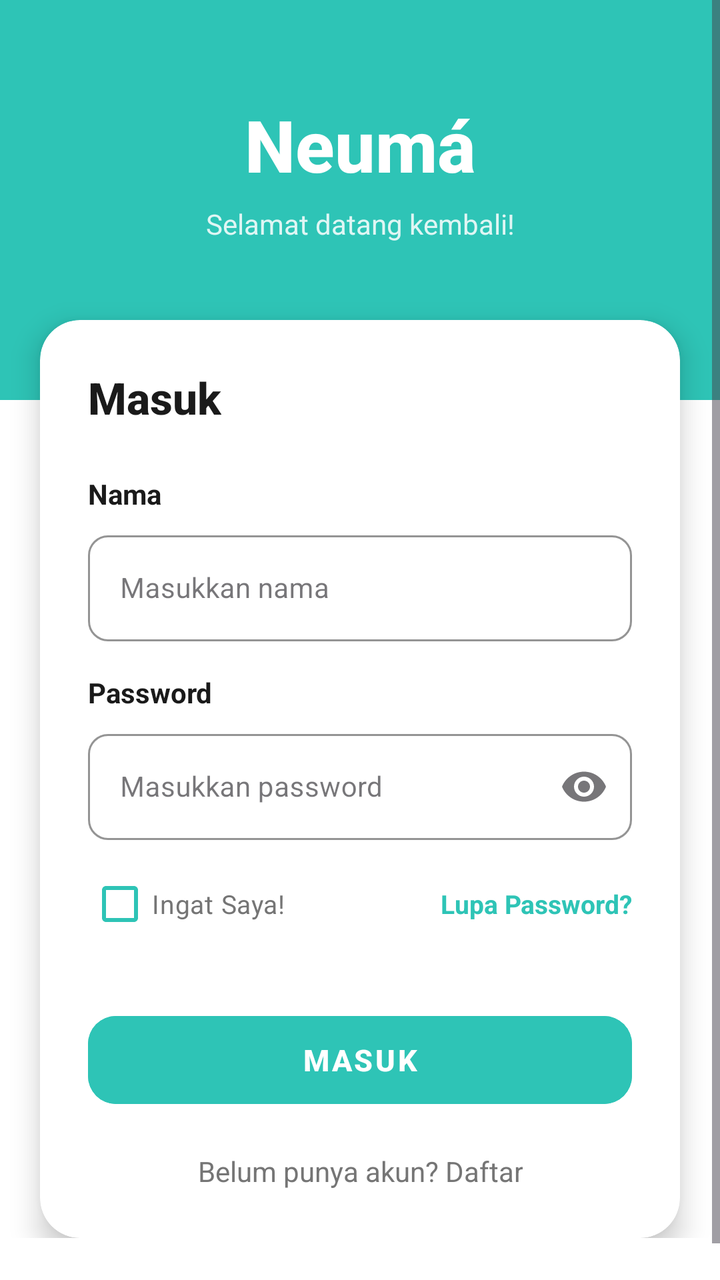
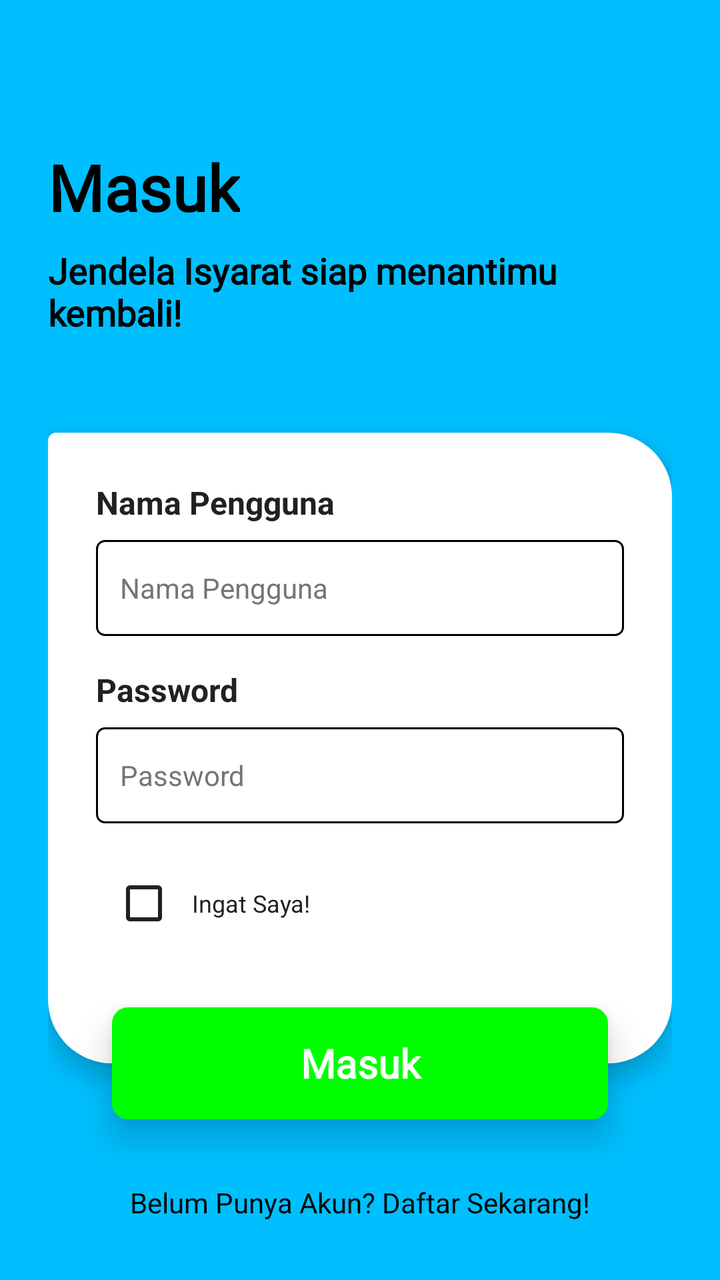

The first picture is an Android layout as it rendered before a commit; the second is the same layout after the commit. The layout source and the unified diff follow.
<!-- AndroidManifest.xml: activity theme Theme.Neuma -->
<!-- res/layout/activity_login.xml -->
<?xml version="1.0" encoding="utf-8"?>
<ScrollView
    xmlns:android="http://schemas.android.com/apk/res/android"
    xmlns:app="http://schemas.android.com/apk/res-auto"
    android:layout_width="match_parent"
    android:layout_height="match_parent"
    android:background="@color/background_white"
    android:fillViewport="true">

    <androidx.constraintlayout.widget.ConstraintLayout
        android:id="@+id/login_root"
        android:layout_width="match_parent"
        android:layout_height="wrap_content"
        android:paddingBottom="40dp">

        
        <View
            android:id="@+id/view_header_bg"
            android:layout_width="0dp"
            android:layout_height="200dp"
            android:background="@color/primary"
            app:layout_constraintTop_toTopOf="parent"
            app:layout_constraintStart_toStartOf="parent"
            app:layout_constraintEnd_toEndOf="parent" />

        
        <TextView
            android:id="@+id/tv_logo"
            android:layout_width="wrap_content"
            android:layout_height="wrap_content"
            android:text="Neumá"
            android:textColor="@color/text_white"
            android:textSize="36sp"
            android:textStyle="bold"
            android:fontFamily="sans-serif-medium"
            android:layout_marginTop="48dp"
            app:layout_constraintTop_toTopOf="parent"
            app:layout_constraintStart_toStartOf="parent"
            app:layout_constraintEnd_toEndOf="parent" />

        
        <TextView
            android:id="@+id/tv_header_subtitle"
            android:layout_width="wrap_content"
            android:layout_height="wrap_content"
            android:text="Selamat datang kembali!"
            android:textColor="@color/text_white"
            android:textSize="14sp"
            android:alpha="0.85"
            android:layout_marginTop="6dp"
            app:layout_constraintTop_toBottomOf="@id/tv_logo"
            app:layout_constraintStart_toStartOf="parent"
            app:layout_constraintEnd_toEndOf="parent" />

        
        <androidx.cardview.widget.CardView
            android:id="@+id/card_login_form"
            android:layout_width="0dp"
            android:layout_height="wrap_content"
            app:cardCornerRadius="20dp"
            app:cardElevation="8dp"
            app:cardBackgroundColor="@color/card_background"
            android:layout_marginTop="160dp"
            android:layout_marginStart="20dp"
            android:layout_marginEnd="20dp"
            app:layout_constraintTop_toTopOf="parent"
            app:layout_constraintStart_toStartOf="parent"
            app:layout_constraintEnd_toEndOf="parent">

            <LinearLayout
                android:layout_width="match_parent"
                android:layout_height="wrap_content"
                android:orientation="vertical"
                android:padding="24dp">

                
                <TextView
                    android:id="@+id/tv_login_title"
                    android:layout_width="wrap_content"
                    android:layout_height="wrap_content"
                    android:text="Masuk"
                    android:textColor="@color/text_primary"
                    android:textSize="22sp"
                    android:textStyle="bold"
                    android:fontFamily="sans-serif-medium"
                    android:layout_marginBottom="24dp" />

                
                <TextView
                    android:id="@+id/tv_email_label"
                    android:layout_width="wrap_content"
                    android:layout_height="wrap_content"
                    android:text="Nama"
                    android:textColor="@color/text_primary"
                    android:textSize="14sp"
                    android:textStyle="bold"
                    android:layout_marginBottom="6dp" />

                
                <com.google.android.material.textfield.TextInputLayout
                    android:id="@+id/til_email"
                    android:layout_width="match_parent"
                    android:layout_height="wrap_content"
                    style="@style/Widget.MaterialComponents.TextInputLayout.OutlinedBox"
                    app:boxCornerRadiusTopStart="10dp"
                    app:boxCornerRadiusTopEnd="10dp"
                    app:boxCornerRadiusBottomStart="10dp"
                    app:boxCornerRadiusBottomEnd="10dp"
                    app:boxStrokeColor="@color/input_border"
                    android:layout_marginBottom="16dp">

                    <com.google.android.material.textfield.TextInputEditText
                        android:id="@+id/et_email"
                        android:layout_width="match_parent"
                        android:layout_height="wrap_content"
                        android:hint="Masukkan nama"
                        android:textSize="14sp"
                        android:inputType="textEmailAddress"
                        android:textColor="@color/text_primary"
                        android:textColorHint="@color/text_hint" />

                </com.google.android.material.textfield.TextInputLayout>

                
                <TextView
                    android:id="@+id/tv_password_label"
                    android:layout_width="wrap_content"
                    android:layout_height="wrap_content"
                    android:text="Password"
                    android:textColor="@color/text_primary"
                    android:textSize="14sp"
                    android:textStyle="bold"
                    android:layout_marginBottom="6dp" />

                
                <com.google.android.material.textfield.TextInputLayout
                    android:id="@+id/til_password"
                    android:layout_width="match_parent"
                    android:layout_height="wrap_content"
                    style="@style/Widget.MaterialComponents.TextInputLayout.OutlinedBox"
                    app:boxCornerRadiusTopStart="10dp"
                    app:boxCornerRadiusTopEnd="10dp"
                    app:boxCornerRadiusBottomStart="10dp"
                    app:boxCornerRadiusBottomEnd="10dp"
                    app:boxStrokeColor="@color/input_border"
                    app:endIconMode="password_toggle"
                    android:layout_marginBottom="8dp">

                    <com.google.android.material.textfield.TextInputEditText
                        android:id="@+id/et_password"
                        android:layout_width="match_parent"
                        android:layout_height="wrap_content"
                        android:hint="Masukkan password"
                        android:textSize="14sp"
                        android:inputType="textPassword"
                        android:textColor="@color/text_primary"
                        android:textColorHint="@color/text_hint" />

                </com.google.android.material.textfield.TextInputLayout>

                
                <LinearLayout
                    android:layout_width="match_parent"
                    android:layout_height="wrap_content"
                    android:orientation="horizontal"
                    android:gravity="center_vertical"
                    android:layout_marginBottom="28dp">

                    <CheckBox
                        android:id="@+id/cb_remember_me"
                        android:layout_width="wrap_content"
                        android:layout_height="wrap_content"
                        android:text="Ingat Saya!"
                        android:textSize="13sp"
                        android:textColor="@color/text_secondary"
                        android:buttonTint="@color/primary"
                        android:layout_weight="1" />

                    <TextView
                        android:id="@+id/tv_forgot_password"
                        android:layout_width="wrap_content"
                        android:layout_height="wrap_content"
                        android:text="Lupa Password?"
                        android:textSize="13sp"
                        android:textColor="@color/primary"
                        android:textStyle="bold" />

                </LinearLayout>

                
                <Button
                    android:id="@+id/btn_masuk"
                    android:layout_width="match_parent"
                    android:layout_height="52dp"
                    android:text="MASUK"
                    android:textColor="@color/text_white"
                    android:textSize="15sp"
                    android:textStyle="bold"
                    android:letterSpacing="0.08"
                    android:backgroundTint="@color/primary"
                    android:layout_marginBottom="20dp"
                    app:cornerRadius="14dp" />

                
                <TextView
                    android:id="@+id/tv_register_link"
                    android:layout_width="wrap_content"
                    android:layout_height="wrap_content"
                    android:text="Belum punya akun? Daftar"
                    android:textSize="14sp"
                    android:textColor="@color/text_secondary"
                    android:gravity="center"
                    android:layout_gravity="center_horizontal" />

            </LinearLayout>

        </androidx.cardview.widget.CardView>

    </androidx.constraintlayout.widget.ConstraintLayout>

</ScrollView>
<!-- resources referenced by this layout -->
<resources>
  <color name="background_white">#FFFFFFFF</color>
  <color name="card_background">#FFFFFFFF</color>
  <color name="input_border">#E0E0E0</color>
  <color name="primary">#2EC4B6</color>
  <color name="text_hint">#BDBDBD</color>
  <color name="text_primary">#1A1A1A</color>
  <color name="text_secondary">#757575</color>
  <color name="text_white">#FFFFFFFF</color>
  <style name="Theme.Neuma" parent="Base.Theme.Neuma" />
  <style name="Base.Theme.Neuma" parent="Theme.Material3.DayNight.NoActionBar">
          
          
      </style>
</resources>

<!-- the commit's change to res/layout/activity_login.xml (unified diff, before → after) -->
@@ -1,221 +1,157 @@
 <?xml version="1.0" encoding="utf-8"?>
-<ScrollView
+<androidx.constraintlayout.widget.ConstraintLayout
     xmlns:android="http://schemas.android.com/apk/res/android"
     xmlns:app="http://schemas.android.com/apk/res-auto"
+    xmlns:tools="http://schemas.android.com/tools"
     android:layout_width="match_parent"
     android:layout_height="match_parent"
-    android:background="@color/background_white"
-    android:fillViewport="true">
+    android:background="@color/primary_blue"
+    android:padding="24dp"
+    tools:context=".LoginActivity">
 
-    <androidx.constraintlayout.widget.ConstraintLayout
-        android:id="@+id/login_root"
-        android:layout_width="match_parent"
+    <TextView
+        android:id="@+id/textViewJudulMasuk"
+        android:layout_width="wrap_content"
         android:layout_height="wrap_content"
-        android:paddingBottom="40dp">
+        android:layout_marginTop="48dp"
+        android:fontFamily="@font/poppins_bold"
+        android:text="Masuk"
+        android:textColor="@color/black"
+        android:textSize="32sp"
+        android:textStyle="bold"
+        app:layout_constraintStart_toStartOf="parent"
+        app:layout_constraintTop_toTopOf="parent" />
 
-        
-        <View
-            android:id="@+id/view_header_bg"
-            android:layout_width="0dp"
-            android:layout_height="200dp"
-            android:background="@color/primary"
-            app:layout_constraintTop_toTopOf="parent"
-            app:layout_constraintStart_toStartOf="parent"
-            app:layout_constraintEnd_toEndOf="parent" />
+    <TextView
+        android:id="@+id/textViewSubJudul"
+        android:layout_width="0dp"
+        android:layout_height="wrap_content"
+        android:layout_marginTop="8dp"
+        android:fontFamily="@font/poppins"
+        android:text="Jendela Isyarat siap menantimu kembali!"
+        android:textColor="@color/black"
+        android:textSize="18sp"
+        android:textStyle="bold"
+        app:layout_constraintEnd_toEndOf="parent"
+        app:layout_constraintStart_toStartOf="parent"
+        app:layout_constraintTop_toBottomOf="@id/textViewJudulMasuk" />
 
-        
+    <LinearLayout
+        android:id="@+id/cardViewInput"
+        android:layout_width="0dp"
+        android:layout_height="wrap_content"
+        android:layout_marginTop="48dp"
+        android:background="@drawable/card_view"
+        android:elevation="8dp"
+        android:orientation="vertical"
+        android:padding="24dp"
+        app:layout_constraintEnd_toEndOf="parent"
+        app:layout_constraintStart_toStartOf="parent"
+        app:layout_constraintTop_toBottomOf="@id/textViewSubJudul">
+
         <TextView
-            android:id="@+id/tv_logo"
             android:layout_width="wrap_content"
             android:layout_height="wrap_content"
-            android:text="Neumá"
-            android:textColor="@color/text_white"
-            android:textSize="36sp"
-            android:textStyle="bold"
-            android:fontFamily="sans-serif-medium"
-            android:layout_marginTop="48dp"
-            app:layout_constraintTop_toTopOf="parent"
-            app:layout_constraintStart_toStartOf="parent"
-            app:layout_constraintEnd_toEndOf="parent" />
+            android:text="Nama Pengguna"
+            android:textColor="@color/input_label_color"
+            android:textSize="16sp"
+            android:textStyle="bold" />
 
-        
+        <EditText
+            android:id="@+id/editTextNamaPengguna"
+            android:layout_width="match_parent"
+            android:layout_height="48dp"
+            android:layout_marginTop="8dp"
+            android:background="@drawable/rounded_input_background"
+            android:hint="Nama Pengguna"
+            android:inputType="textPersonName"
+            android:padding="12dp"
+            android:textColor="@color/input_text_color"
+            android:textColorHint="@color/hint_text_color"
+            android:textSize="14sp" />
+
         <TextView
-            android:id="@+id/tv_header_subtitle"
             android:layout_width="wrap_content"
             android:layout_height="wrap_content"
-            android:text="Selamat datang kembali!"
-            android:textColor="@color/text_white"
-            android:textSize="14sp"
-            android:alpha="0.85"
-            android:layout_marginTop="6dp"
-            app:layout_constraintTop_toBottomOf="@id/tv_logo"
-            app:layout_constraintStart_toStartOf="parent"
-            app:layout_constraintEnd_toEndOf="parent" />
+            android:layout_marginTop="16dp"
+            android:text="Password"
+            android:textColor="@color/input_label_color"
+            android:textSize="16sp"
+            android:textStyle="bold" />
 
-        
-        <androidx.cardview.widget.CardView
-            android:id="@+id/card_login_form"
-            android:layout_width="0dp"
+        <EditText
+            android:id="@+id/editTextPassword"
+            android:layout_width="match_parent"
+            android:layout_height="48dp"
+            android:layout_marginTop="8dp"
+            android:background="@drawable/rounded_input_background"
+            android:hint="Password"
+            android:inputType="textPassword"
+            android:padding="12dp"
+            android:textColor="@color/input_text_color"
+            android:textColorHint="@color/hint_text_color"
+            android:textSize="14sp" />
+
+        <LinearLayout
+            android:layout_width="match_parent"
             android:layout_height="wrap_content"
-            app:cardCornerRadius="20dp"
-            app:cardElevation="8dp"
-            app:cardBackgroundColor="@color/card_background"
-            android:layout_marginTop="160dp"
-            android:layout_marginStart="20dp"
-            android:layout_marginEnd="20dp"
-            app:layout_constraintTop_toTopOf="parent"
-            app:layout_constraintStart_toStartOf="parent"
-            app:layout_constraintEnd_toEndOf="parent">
+            android:layout_marginTop="16dp"
+            android:gravity="center_vertical"
+            android:orientation="horizontal">
 
-            <LinearLayout
-                android:layout_width="match_parent"
+            <CheckBox
+                android:id="@+id/checkBoxIngatSaya"
+                android:layout_width="wrap_content"
                 android:layout_height="wrap_content"
-                android:orientation="vertical"
-                android:padding="24dp">
+                android:buttonTint="@color/input_label_color" />
 
-                
-                <TextView
-                    android:id="@+id/tv_login_title"
-                    android:layout_width="wrap_content"
-                    android:layout_height="wrap_content"
-                    android:text="Masuk"
-                    android:textColor="@color/text_primary"
-                    android:textSize="22sp"
-                    android:textStyle="bold"
-                    android:fontFamily="sans-serif-medium"
-                    android:layout_marginBottom="24dp" />
+            <TextView
+                android:layout_width="wrap_content"
+                android:layout_height="wrap_content"
+                android:text="Ingat Saya!"
+                android:textColor="@color/input_label_color"
+                android:textSize="12sp" />
+        </LinearLayout>
 
-                
-                <TextView
-                    android:id="@+id/tv_email_label"
-                    android:layout_width="wrap_content"
-                    android:layout_height="wrap_content"
-                    android:text="Nama"
-                    android:textColor="@color/text_primary"
-                    android:textSize="14sp"
-                    android:textStyle="bold"
-                    android:layout_marginBottom="6dp" />
+        <View
+            android:layout_width="match_parent"
+            android:layout_height="32dp" />
+    </LinearLayout>
 
-                
-                <com.google.android.material.textfield.TextInputLayout
-                    android:id="@+id/til_email"
-                    android:layout_width="match_parent"
-                    android:layout_height="wrap_content"
-                    style="@style/Widget.MaterialComponents.TextInputLayout.OutlinedBox"
-                    app:boxCornerRadiusTopStart="10dp"
-                    app:boxCornerRadiusTopEnd="10dp"
-                    app:boxCornerRadiusBottomStart="10dp"
-                    app:boxCornerRadiusBottomEnd="10dp"
-                    app:boxStrokeColor="@color/input_border"
-                    android:layout_marginBottom="16dp">
+    <androidx.appcompat.widget.AppCompatButton
+        android:id="@+id/buttonMasuk"
+        android:layout_width="0dp"
+        android:layout_height="56dp"
+        android:layout_marginStart="32dp"
+        android:layout_marginEnd="32dp"
+        android:background="@drawable/rounded_button_background"
+        android:elevation="10dp"
+        android:fontFamily="@font/poppins"
+        android:stateListAnimator="@null"
+        android:text="Masuk"
+        android:textAllCaps="false"
+        android:textColor="@color/white"
+        android:textSize="20sp"
+        android:textStyle="bold"
+        app:layout_constraintBottom_toBottomOf="@id/cardViewInput"
+        app:layout_constraintEnd_toEndOf="@id/cardViewInput"
+        app:layout_constraintStart_toStartOf="@id/cardViewInput"
+        app:layout_constraintTop_toBottomOf="@id/cardViewInput" />
 
-                    <com.google.android.material.textfield.TextInputEditText
-                        android:id="@+id/et_email"
-                        android:layout_width="match_parent"
-                        android:layout_height="wrap_content"
-                        android:hint="Masukkan nama"
-                        android:textSize="14sp"
-                        android:inputType="textEmailAddress"
-                        android:textColor="@color/text_primary"
-                        android:textColorHint="@color/text_hint" />
+    <TextView
+        android:id="@+id/textViewBlmPunyaAkun"
+        android:layout_width="wrap_content"
+        android:layout_height="wrap_content"
+        android:layout_marginTop="32dp"
+        android:layout_marginBottom="24dp"
+        android:fontFamily="@font/poppins"
+        android:text="Belum Punya Akun? Daftar Sekarang!"
+        android:textColor="@color/black"
+        android:textSize="14sp"
+        app:layout_constraintBottom_toBottomOf="parent"
+        app:layout_constraintEnd_toEndOf="parent"
+        app:layout_constraintStart_toStartOf="parent"
+        app:layout_constraintTop_toBottomOf="@id/buttonMasuk"
+        app:layout_constraintVertical_bias="0.0" />
 
-                </com.google.android.material.textfield.TextInputLayout>
-
-                
-                <TextView
-                    android:id="@+id/tv_password_label"
-                    android:layout_width="wrap_content"
-                    android:layout_height="wrap_content"
-                    android:text="Password"
-                    android:textColor="@color/text_primary"
-                    android:textSize="14sp"
-                    android:textStyle="bold"
-                    android:layout_marginBottom="6dp" />
-
-                
-                <com.google.android.material.textfield.TextInputLayout
-                    android:id="@+id/til_password"
-                    android:layout_width="match_parent"
-                    android:layout_height="wrap_content"
-                    style="@style/Widget.MaterialComponents.TextInputLayout.OutlinedBox"
-                    app:boxCornerRadiusTopStart="10dp"
-                    app:boxCornerRadiusTopEnd="10dp"
-                    app:boxCornerRadiusBottomStart="10dp"
-                    app:boxCornerRadiusBottomEnd="10dp"
-                    app:boxStrokeColor="@color/input_border"
-                    app:endIconMode="password_toggle"
-                    android:layout_marginBottom="8dp">
-
-                    <com.google.android.material.textfield.TextInputEditText
-                        android:id="@+id/et_password"
-                        android:layout_width="match_parent"
-                        android:layout_height="wrap_content"
-                        android:hint="Masukkan password"
-                        android:textSize="14sp"
-                        android:inputType="textPassword"
-                        android:textColor="@color/text_primary"
-                        android:textColorHint="@color/text_hint" />
-
-                </com.google.android.material.textfield.TextInputLayout>
-
-                
-                <LinearLayout
-                    android:layout_width="match_parent"
-                    android:layout_height="wrap_content"
-                    android:orientation="horizontal"
-                    android:gravity="center_vertical"
-                    android:layout_marginBottom="28dp">
-
-                    <CheckBox
-                        android:id="@+id/cb_remember_me"
-                        android:layout_width="wrap_content"
-                        android:layout_height="wrap_content"
-                        android:text="Ingat Saya!"
-                        android:textSize="13sp"
-                        android:textColor="@color/text_secondary"
-                        android:buttonTint="@color/primary"
-                        android:layout_weight="1" />
-
-                    <TextView
-                        android:id="@+id/tv_forgot_password"
-                        android:layout_width="wrap_content"
-                        android:layout_height="wrap_content"
-                        android:text="Lupa Password?"
-                        android:textSize="13sp"
-                        android:textColor="@color/primary"
-                        android:textStyle="bold" />
-
-                </LinearLayout>
-
-                
-                <Button
-                    android:id="@+id/btn_masuk"
-                    android:layout_width="match_parent"
-                    android:layout_height="52dp"
-                    android:text="MASUK"
-                    android:textColor="@color/text_white"
-                    android:textSize="15sp"
-                    android:textStyle="bold"
-                    android:letterSpacing="0.08"
-                    android:backgroundTint="@color/primary"
-                    android:layout_marginBottom="20dp"
-                    app:cornerRadius="14dp" />
-
-                
-                <TextView
-                    android:id="@+id/tv_register_link"
-                    android:layout_width="wrap_content"
-                    android:layout_height="wrap_content"
-                    android:text="Belum punya akun? Daftar"
-                    android:textSize="14sp"
-                    android:textColor="@color/text_secondary"
-                    android:gravity="center"
-                    android:layout_gravity="center_horizontal" />
-
-            </LinearLayout>
-
-        </androidx.cardview.widget.CardView>
-
-    </androidx.constraintlayout.widget.ConstraintLayout>
-
-</ScrollView>
+</androidx.constraintlayout.widget.ConstraintLayout>
<!-- resource entries referenced after the edit -->
@@ -1,14 +1,49 @@
 <!-- resources referenced by this layout -->
 <resources>
-  <color name="background_white">#FFFFFFFF</color>
-  <color name="card_background">#FFFFFFFF</color>
-  <color name="input_border">#E0E0E0</color>
-  <color name="primary">#2EC4B6</color>
-  <color name="text_hint">#BDBDBD</color>
-  <color name="text_primary">#1A1A1A</color>
-  <color name="text_secondary">#757575</color>
-  <color name="text_white">#FFFFFFFF</color>
+  <color name="black">#FF000000</color>
+  <color name="hint_text_color">#FF757575</color>
+  <color name="input_label_color">#FF212121</color>
+  <color name="input_text_color">#FF000000</color>
+  <color name="primary_blue">#00BFFF</color>
+  <color name="white">#FFFFFFFF</color>
+  <!-- drawable card_view (drawable) -->
+  <?xml version="1.0" encoding="utf-8"?>
+  <shape xmlns:android="http://schemas.android.com/apk/res/android"
+      android:shape="rectangle">
+      <solid android:color="@color/white" />
+      
+      <corners
+          android:topLeftRadius="4dp"
+          android:topRightRadius="32dp"
+          android:bottomLeftRadius="32dp"
+          android:bottomRightRadius="32dp" />
+  </shape>
+  <!-- drawable rounded_button_background (drawable) -->
+  <?xml version="1.0" encoding="utf-8"?>
+  <ripple xmlns:android="http://schemas.android.com/apk/res/android"
+      android:color="#40FFFFFF"> 
+      <item>
+          <shape android:shape="rectangle">
+              <solid android:color="@color/primary_green" />
+              <corners android:radius="8dp" />
+          </shape>
+      </item>
+      <stroke
+          android:width="1dp"
+          android:color="#1A000000" />
+  </ripple>
+  <!-- drawable rounded_input_background (drawable) -->
+  <?xml version="1.0" encoding="utf-8"?>
+  <shape xmlns:android="http://schemas.android.com/apk/res/android"
+      android:shape="rectangle">
+      <solid android:color="@color/white" />
+      <corners android:radius="4dp" />
+      <stroke
+          android:width="1dp"
+          android:color="#000000" />
+  </shape>
   <style name="Theme.Neuma" parent="Base.Theme.Neuma" />
+  <color name="primary_green">#00FF00</color>
   <style name="Base.Theme.Neuma" parent="Theme.Material3.DayNight.NoActionBar">
           
           
